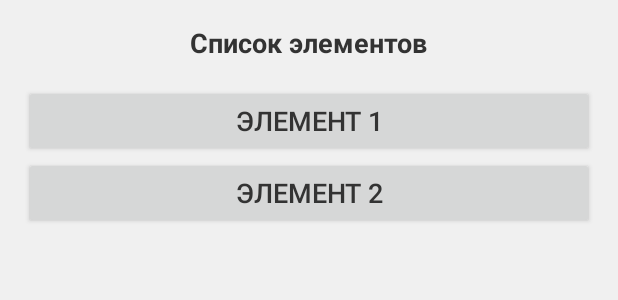
After one commit to TamponN/AndrroidDevelopment_Plotnikov_IT41, an Android app built with Jetpack Compose: the layout fragment_list.xml on its own in the app's theme, with its tools: preview values and no code run, on a phone screen of 412 x 824 dp. The commit adds this screen. Shown: the top 300 px of the screen. Run offline under Robolectric (Android 15) with nearby library versions, the phone set to English and light mode, and no system bars.

Commit message:
Changes for lab 7

```diff
--- a/app/build.gradle.kts
+++ b/app/build.gradle.kts
@@ -60,5 +60,6 @@ dependencies {
     debugImplementation(libs.androidx.compose.ui.test.manifest)
     implementation(libs.androidx.recyclerview) // Добавил зависимости для RecyclerView
     implementation(libs.material) // Добавил зависимости для Material Design компонентов
-    implementation("androidx.appcompat:appcompat:1.6.1") // Зависимость для стилей приложения
+    implementation("androidx.appcompat:appcompat:1.7.1") // Зависимость для стилей приложения
+    implementation("androidx.fragment:fragment-ktx:1.7.1") // Зависимость для fragment
 }
--- a/app/src/main/java/com/example/app/ListActivity.kt
+++ b/app/src/main/java/com/example/app/ListActivity.kt
@@ -4,7 +4,6 @@ package com.example.app
 import androidx.appcompat.app.AppCompatActivity
 import android.os.Bundle
 import android.widget.Toast
-import androidx.constraintlayout.widget.ConstraintLayout
 import androidx.recyclerview.widget.LinearLayoutManager
 import androidx.recyclerview.widget.RecyclerView
 import android.app.Activity
@@ -51,7 +50,7 @@ class ListActivity : AppCompatActivity() {
             // Устанавливаем результат (RESULT_OK) и Intent с данными
             setResult(Activity.RESULT_OK, resultIntent)
             // Завершаем текущее Activity, чтобы вернуться на предыдущее
-            finish() // Логика такова, что по нажатию на любое имя происходит возврат на предыдущий экран
+            finish() // Логика такова, что по нажатию на любое имя происходит возврат на предыдущий экран c передачей выбранного имени
         }
 
         // Устанавливаем адаптер для вьюхи
--- /dev/null
+++ b/app/src/main/res/layout/fragment_list.xml
@@ -0,0 +1,29 @@
+<?xml version="1.0" encoding="utf-8"?>
+<LinearLayout xmlns:android="http://schemas.android.com/apk/res/android"
+    android:layout_width="match_parent"
+    android:layout_height="match_parent"
+    android:orientation="vertical"
+    android:padding="16dp"
+    android:gravity="center_horizontal">
+
+    <TextView
+        android:layout_width="wrap_content"
+        android:layout_height="wrap_content"
+        android:text="@string/label_el_list"
+        android:textSize="@dimen/text_size_default"
+        android:textStyle="bold"
+        android:layout_marginBottom="16dp"/>
+
+    <Button
+        android:id="@+id/buttonItem1"
+        android:layout_width="match_parent"
+        android:layout_height="wrap_content"
+        android:text="@string/button_text1"/>
+
+    <Button
+        android:id="@+id/buttonItem2"
+        android:layout_width="match_parent"
+        android:layout_height="wrap_content"
+        android:text="@string/button_text2"/>
+
+</LinearLayout>
--- a/app/src/main/res/values/strings.xml
+++ b/app/src/main/res/values/strings.xml
@@ -16,5 +16,10 @@
     <string name="label_login_button">Войти</string>
     <string name="example_name">Пример имени</string>
     <string name="label_open_list_button">Открыть список</string>
+    <string name="label_el_list">Список элементов</string>
+    <string name="button_text1">Элемент 1</string>
+    <string name="button_text2">Элемент 2</string>
+    <string name="choose_the_el">Выбрать элемент</string>
+
 
 </resources>
```
Also changed, not shown: app/src/main/java/com/example/app/ListFragment.kt (added, +89 -0 lines), app/src/main/res/layout/fragment_details.xml (added, +16 -0 lines), 1 other file.
